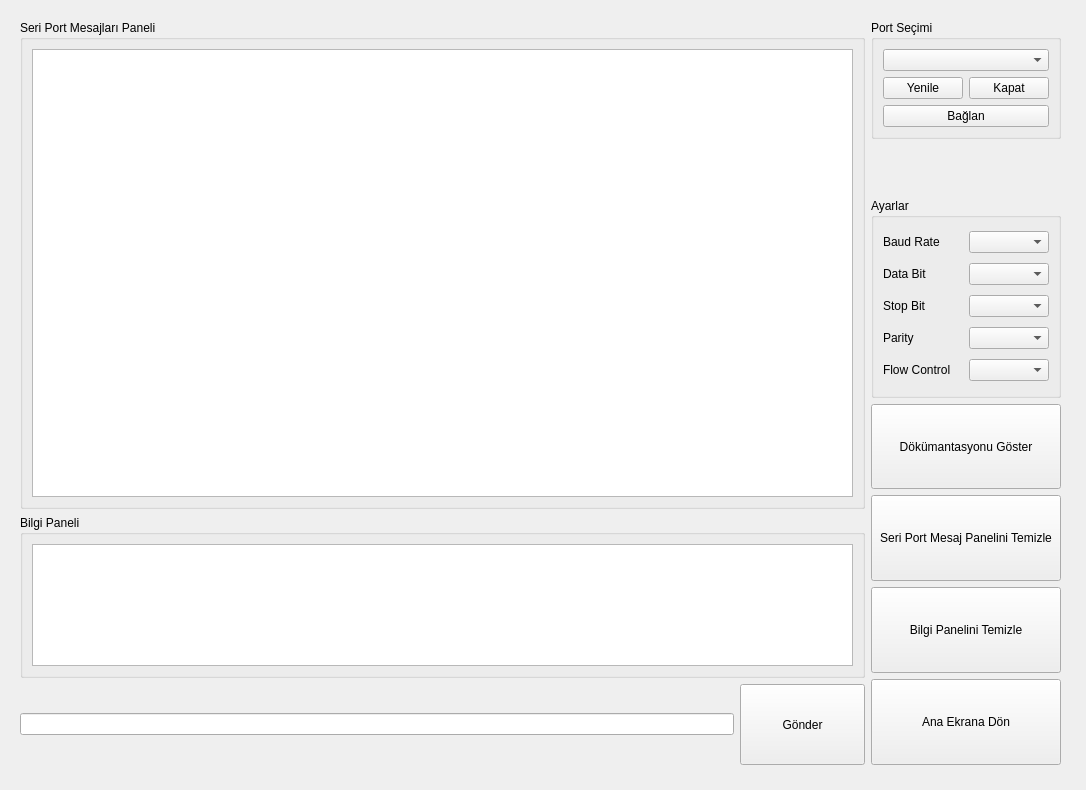
Before: the Qt Designer form ui/log_alma_screen/log_alma_screen.ui in cihansenyuz/system_controller, drawn with Qt 5.
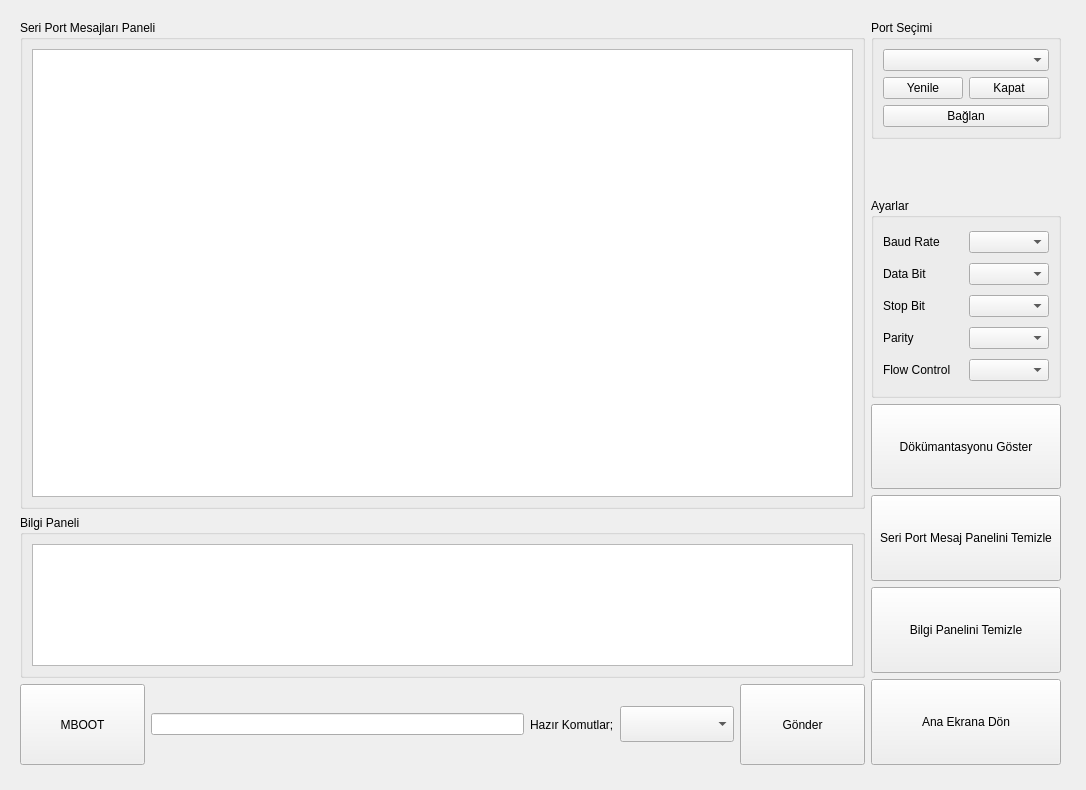
After: the same form once the commit is applied.

Commit message: preset command and mboot added

Diff of the .ui file:
```diff
--- a/ui/log_alma_screen/log_alma_screen.ui
+++ b/ui/log_alma_screen/log_alma_screen.ui
@@ -57,9 +57,72 @@
       </item>
       <item>
        <layout class="QHBoxLayout" name="horizontalLayout_3">
+        <item>
+         <widget class="QPushButton" name="mBootButton">
+          <property name="sizePolicy">
+           <sizepolicy hsizetype="Minimum" vsizetype="Minimum">
+            <horstretch>0</horstretch>
+            <verstretch>0</verstretch>
+           </sizepolicy>
+          </property>
+          <property name="minimumSize">
+           <size>
+            <width>125</width>
+            <height>0</height>
+           </size>
+          </property>
+          <property name="text">
+           <string>MBOOT</string>
+          </property>
+         </widget>
+        </item>
         <item>
          <widget class="QLineEdit" name="messageLine"/>
         </item>
+        <item>
+         <widget class="QLabel" name="label">
+          <property name="text">
+           <string>Hazır Komutlar;</string>
+          </property>
+         </widget>
+        </item>
+        <item>
+         <widget class="QComboBox" name="presetCommandBox">
+          <property name="enabled">
+           <bool>true</bool>
+          </property>
+          <property name="minimumSize">
+           <size>
+            <width>0</width>
+            <height>0</height>
+           </size>
+          </property>
+          <property name="sizeIncrement">
+           <size>
+            <width>0</width>
+            <height>0</height>
+           </size>
+          </property>
+          <property name="baseSize">
+           <size>
+            <width>0</width>
+            <height>0</height>
+           </size>
+          </property>
+          <property name="font">
+           <font>
+            <pointsize>18</pointsize>
+            <bold>false</bold>
+           </font>
+          </property>
+          <property name="iconSize">
+           <size>
+            <width>16</width>
+            <height>16</height>
+           </size>
+          </property>
+         </widget>
+        </item>
         <item>
          <widget class="QPushButton" name="sendButton">
           <property name="sizePolicy">
```
Left out of the diff: 8 changed lines with no effect on the pictures. The commit also changes 2 other files.
